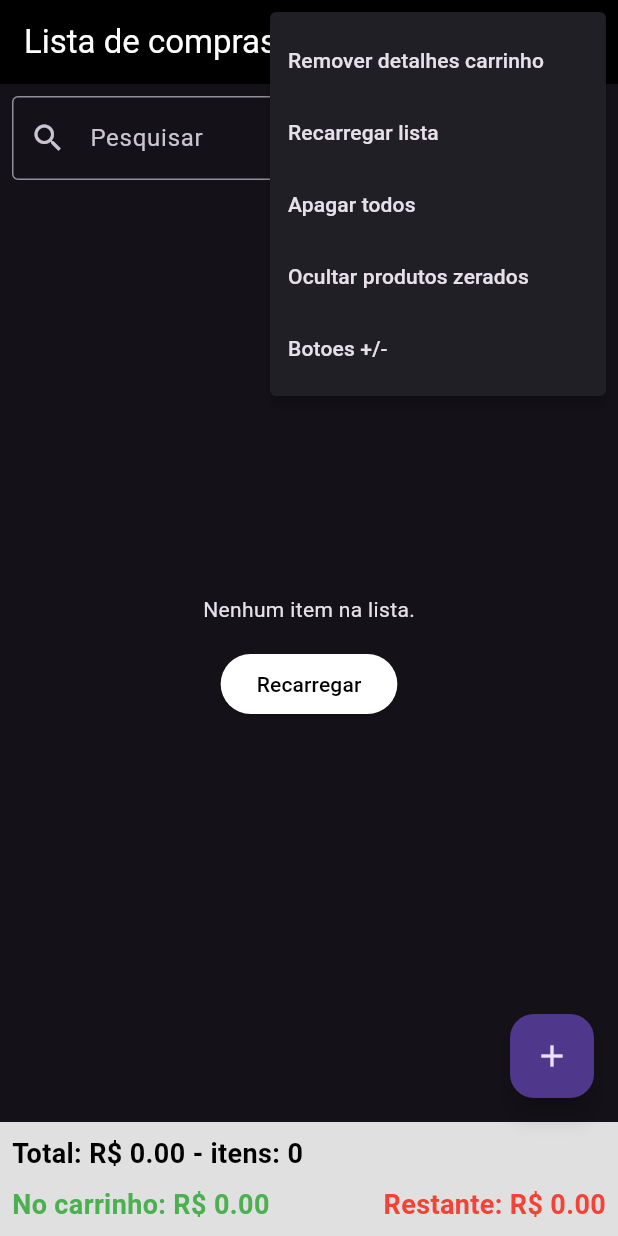
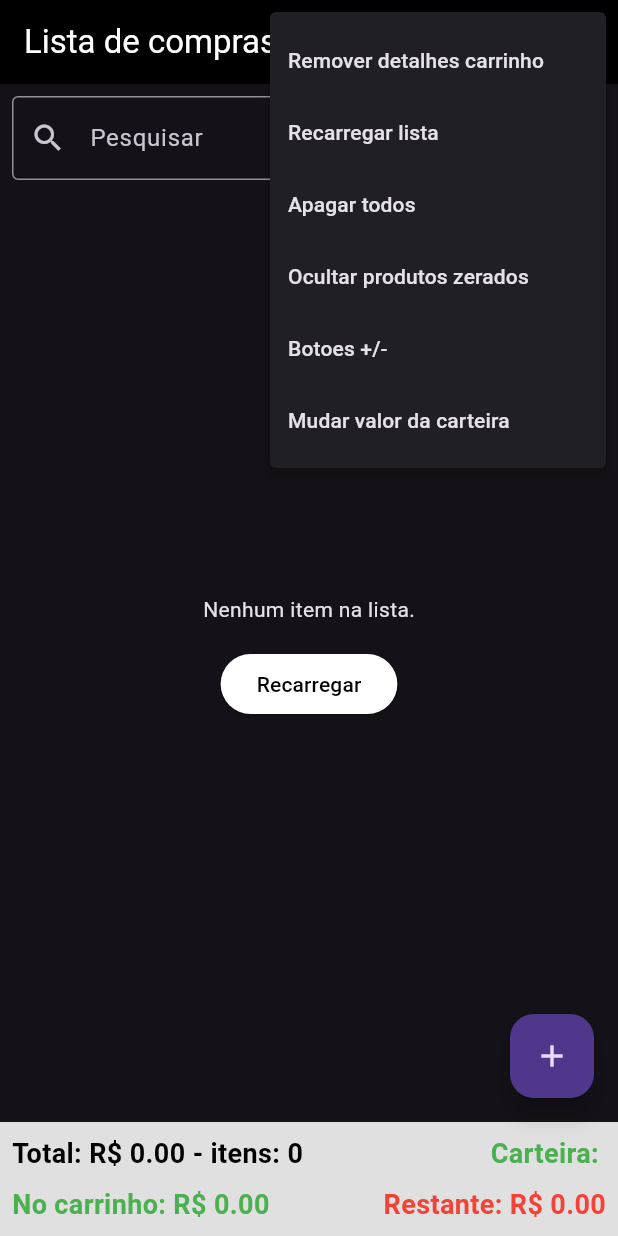
Before and after one commit to ThiiFerreira/app-lista-mercado, a Flutter app: the screen it shows after launch, after a tap on "A-Z", after a tap on the "more vert" icon, on a phone screen of 412 x 824 dp. Run offline on Flutter 3.47's test engine with Material 3 defaults, Android fonts, the phone set to English and light mode, and no system bars; our stand-ins replace shared_preferences.

Commit message:
add campo carteira

```diff
--- a/lib/screen/screenListCmFiltro.dart
+++ b/lib/screen/screenListCmFiltro.dart
@@ -29,11 +29,14 @@ class _screenListaState extends State<screenListaCmFiltro> {
   bool produtoAdicionado = false;
   Ordenacao opcaoOrdenacao = Ordenacao.crescente;
   TextEditingController _controllerPesquisa = TextEditingController();
+  TextEditingController _controllerCarteira = TextEditingController();
+  TextEditingController _dialogController = TextEditingController();
 
   @override
   void initState() {
     super.initState();
     carregarListaProdutos();
+    carregaValorCarteira();
     _controllerPesquisa.addListener(_filtrarProdutos);
   }
 
@@ -365,6 +368,56 @@ class _screenListaState extends State<screenListaCmFiltro> {
       boolBotaoOkOuQtd = !boolBotaoOkOuQtd;
     });
   }
+    // Método para salvar o valor no SharedPreferences
+  Future<void> salvaValorCarteira(String value) async {
+    final prefs = await SharedPreferences.getInstance();
+    await prefs.setString('carteira', value);
+  }
+
+  // Método para carregar o valor salvo
+  Future<void> carregaValorCarteira() async {
+    final prefs = await SharedPreferences.getInstance();
+    final savedValue = prefs.getString('carteira') ?? '';
+    setState(() {
+      _controllerCarteira.text = savedValue;
+    });
+  }
+
+  void mudarValorCarteira() {
+    showDialog(
+      context: context,
+      builder: (BuildContext context) {
+        return AlertDialog(
+          title: Text('Digite o novo valor'),
+          content: TextField(
+            controller: _dialogController,
+            decoration: InputDecoration(hintText: "Novo valor"),
+            keyboardType:
+                TextInputType.number, // Define o tipo de teclado para números
+          ),
+          actions: [
+            TextButton(
+              onPressed: () {
+                Navigator.of(context).pop(); // Fecha o diálogo sem fazer nada
+              },
+              child: Text('Cancelar'),
+            ),
+            TextButton(
+              onPressed: () {
+                setState(() {
+                  _controllerCarteira.text = _dialogController
+                      .text; // Atualiza o valor de _controllerCarteira
+                  salvaValorCarteira(_controllerCarteira.text);
+                });
+                Navigator.of(context).pop(); // Fecha o diálogo
+              },
+              child: Text('Confirmar'),
+            ),
+          ],
+        );
+      },
+    );
+  }
 
   @override
   Widget build(BuildContext context) {
@@ -408,6 +461,9 @@ class _screenListaState extends State<screenListaCmFiltro> {
               } else if (result == 'vizualizarDetalhesCarrinho') {
                 vizualizarDetalhesCarrinho();
               }
+              else if (result == 'mudarValorCarteira') {
+                mudarValorCarteira();
+              }
             },
             itemBuilder: (BuildContext context) => <PopupMenuEntry<String>>[
               PopupMenuItem<String>(
@@ -438,6 +494,10 @@ class _screenListaState extends State<screenListaCmFiltro> {
               PopupMenuItem<String>(
                 value: 'botaoParaQuantidade',
                 child: Text('${boolBotaoOkOuQtd ? "Botao OK" : "Botoes +/-"}'),
+              ),
+              PopupMenuItem<String>(
+                value: 'mudarValorCarteira',
+                child: Text('Mudar valor da carteira'),
               ),
             ],
           ),
@@ -496,8 +556,7 @@ class _screenListaState extends State<screenListaCmFiltro> {
                                   ? Colors.green
                                   : null,
                               child: ListTile(
-                                title: Text(
-                                    '${produtosFiltrados[index].nome}'),
+                                title: Text('${produtosFiltrados[index].nome}'),
                                 subtitle: Column(
                                   crossAxisAlignment: CrossAxisAlignment.start,
                                   children: [
@@ -623,6 +682,18 @@ class _screenListaState extends State<screenListaCmFiltro> {
                               fontSize: 18,
                               fontWeight: FontWeight.bold,
                               color: Colors.black)),
+                      Row(
+                        children: [
+                          Text(
+                            'Carteira: ${_controllerCarteira.text}',
+                            style: TextStyle(
+                              fontSize: 18, // Tamanho do texto
+                              fontWeight: FontWeight.bold, // Estilo do texto
+                              color: calcularTotal() > (double.tryParse(_controllerCarteira.text) ?? 0.0) ? Colors.red : Colors.green, // Cor do texto
+                            ),
+                          ),
+                        ],
+                      )
                     ],
                   ),
                   const SizedBox(height: 8),
```
